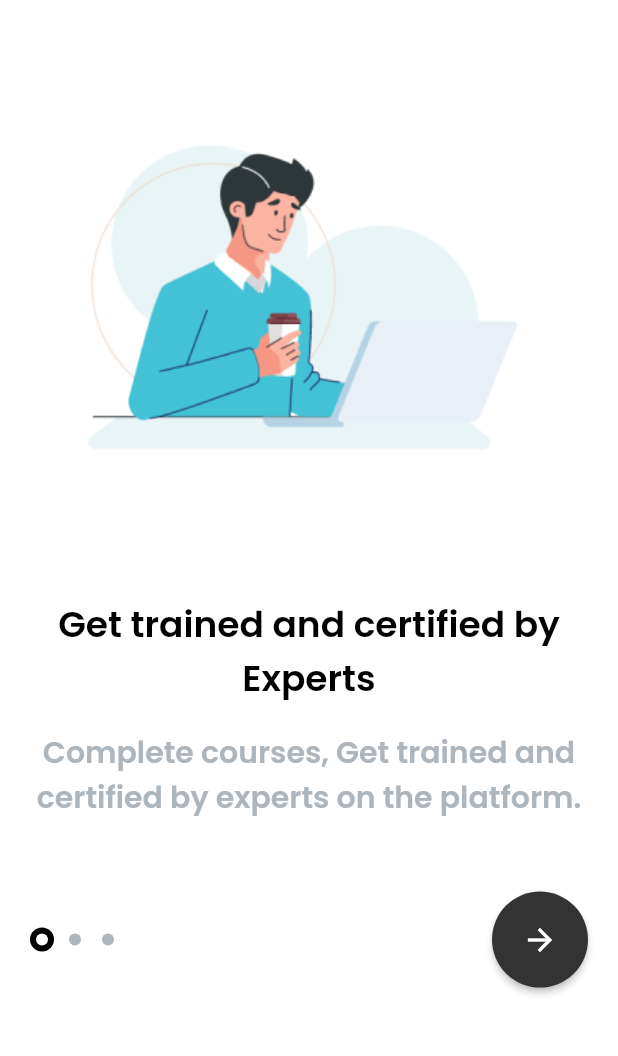
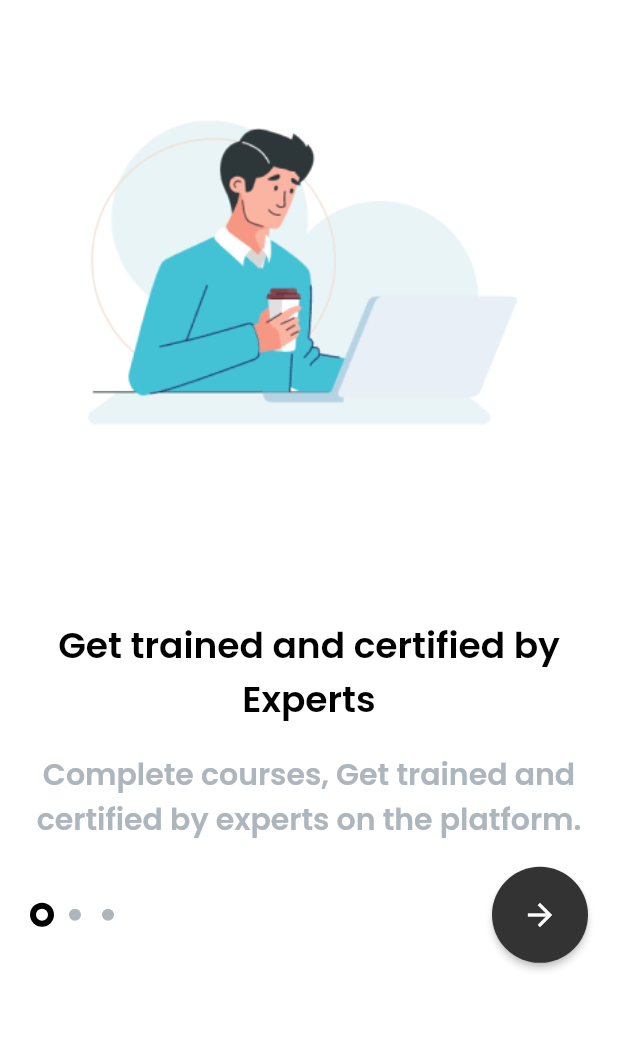
Before and after one commit to Near-Grants-Projects/EAKazi_Freelancer, a Flutter app: the screen it shows after launch, on a phone screen of 412 x 824 dp, the part 169-1225 px from its top. Run offline on Flutter 3.47's test engine with Material 2 defaults, Android fonts, the light colour scheme and no system bars; our stand-ins replace auto_route, flutter_riverpod, flutter_svg, google_fonts.

Commit message:
added expanded widget on the gifs, removed todos from custom elevated button

```diff
--- a/lib/src/features/authentication/onboarding/onboarding_components/custom_elevated_button.dart
+++ b/lib/src/features/authentication/onboarding/onboarding_components/custom_elevated_button.dart
@@ -2,9 +2,6 @@ import 'package:auto_route/auto_route.dart';
 import 'package:ea_kazi/src/constants/constants_exports.dart';
 import 'package:flutter/material.dart';
 import 'package:ea_kazi/src/routes/router.gr.dart';
-
-/// TODO: CHANGE THE MATERIAL PAGE ROUTE TO AUTO ROUTE AND CHECK IF THIS
-/// TODO:IS THE FIRST TIME A USER OPENED THE APP
 
 class CustomRoundElevatedButton extends StatelessWidget {
   const CustomRoundElevatedButton({Key? key}) : super(key: key);
--- a/lib/src/features/authentication/onboarding/onboarding_components/onboarding_content.dart
+++ b/lib/src/features/authentication/onboarding/onboarding_components/onboarding_content.dart
@@ -19,7 +19,7 @@ class OnBoardingContent extends StatelessWidget {
       mainAxisAlignment: MainAxisAlignment.center,
       crossAxisAlignment: CrossAxisAlignment.center,
       children: [
-        Image.asset(imagePath),
+        Expanded(child: Image.asset(imagePath)),
         gapH6,
         Text(
           heading,
--- a/lib/src/features/authentication/onboarding/onboarding_screen.dart
+++ b/lib/src/features/authentication/onboarding/onboarding_screen.dart
@@ -9,6 +9,7 @@ import 'onboarding_components/onboarding_content.dart';
 import 'onboarding_components/onboarding_page_data.dart';
 import 'onboarding_components/page_dots.dart';
 
+// TODO:check if first time or not inorder to skip this page
 class OnBoardingScreen extends ConsumerWidget {
   const OnBoardingScreen({Key? key}) : super(key: key);
 
@@ -40,11 +41,11 @@ class OnBoardingScreen extends ConsumerWidget {
                 ),
               ),
             ),
-            // gapH2,
+            gapH2,
             Row(
               children: [
                 Row(
-                  mainAxisAlignment: MainAxisAlignment.center,
+                  mainAxisAlignment: MainAxisAlignment.spaceBetween,
                   children: List.generate(
                     onBoardingData.length,
                     (index) => PageDots(index: index),
@@ -54,7 +55,7 @@ class OnBoardingScreen extends ConsumerWidget {
                 const CustomRoundElevatedButton()
               ],
             ),
-            gapH4,
+            gapH6,
           ],
         ),
       ),
```
Also changed, not shown: lib/src/features/authentication/sign_in/sign_in_components/sign_up_screen_body.dart (+0 -8 lines), lib/src/app.dart (line endings or trailing spaces).
